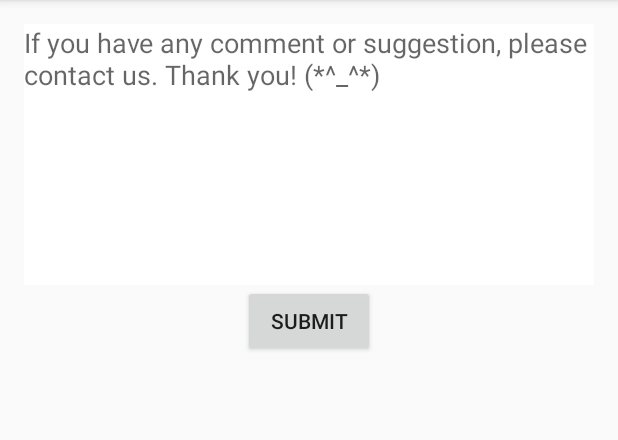
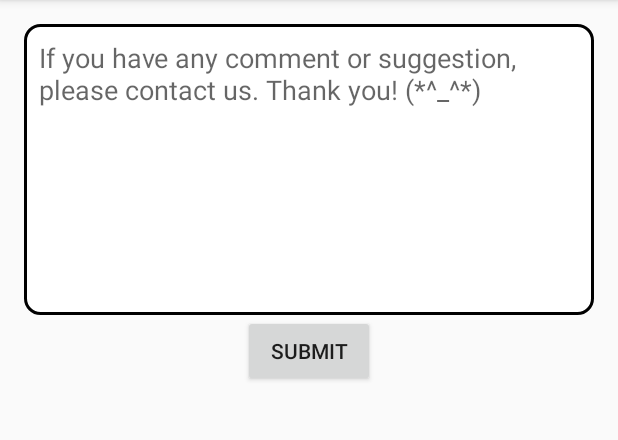
Before and after one commit to yanghwai/Keywords-Alert-Android, an Android app: the screen it shows after launch (FeedbackActivity), after a tap on an icon or button, on a phone screen of 412 x 824 dp, the part 84-524 px from its top. Run offline under Robolectric (Android 15) with nearby library versions, the phone set to English and light mode, and no system bars.

```diff
--- a/app/src/main/java/com/example/justforfun/keywordsalert/MainActivity.java
+++ b/app/src/main/java/com/example/justforfun/keywordsalert/MainActivity.java
@@ -1,11 +1,13 @@
 package com.example.justforfun.keywordsalert;
 
 
-import android.app.NotificationManager;
+import android.content.ComponentName;
+import android.content.Context;
 import android.content.DialogInterface;
 import android.content.Intent;
+import android.content.ServiceConnection;
 import android.os.Bundle;
-import android.os.Parcelable;
+import android.os.IBinder;
 import android.support.design.widget.FloatingActionButton;
 import android.support.v7.app.AppCompatActivity;
 import android.util.Log;
@@ -31,14 +33,22 @@ public class MainActivity extends AppCompatActivity {
 
     private ArrayList<TextView> keywordsView;
     private ArrayList<TextView> websitesView;
-    private HashSet<String> keywords;
-    private HashSet<String> websites;
-    private String email;
-    private int checkInteval;
+    public HashSet<String> keywords;
+    public HashSet<String> websites;
+    public String email;
+    public static int checkInteval;
     private EditText emailText;
-    private boolean notByEmail, notByNot;
+    public boolean notByEmail, notByNot;
     ArrayList<Result> res;
     public int newResNum;
+    private MyService myService;
+    private ServiceConnection serviceConnection;
+    private OnTimerServiceListener onTimerServiceListener = new OnTimerServiceListener() {
+        @Override
+        public void getData() {
+            new Thread(runnable).start();
+        }
+    };
 
     @Override
     protected void onCreate(Bundle savedInstanceState) {
@@ -213,7 +223,22 @@ public class MainActivity extends AppCompatActivity {
                 else {
                     Toast.makeText(MainActivity.this,getString(R.string.start_search),Toast.LENGTH_LONG).show();
                     res = new ArrayList<>();
-                    parseAndGetRes();
+                    //res.add(new Result("Optical Fiber Communication (OFC)","https://www.osapublishing.org/conference.cfm?meetingid=5"));
+                    //parseAndGetData();
+                    serviceConnection = new ServiceConnection() {
+                        @Override
+                        public void onServiceConnected(ComponentName name, IBinder service) {
+                            myService = ((MyService.TimerBinder) service).getService();
+                            myService.setOnTimerServiceListener(onTimerServiceListener);
+                        }
+
+                        @Override
+                        public void onServiceDisconnected(ComponentName name) {
+
+                        }
+                    };
+
+                    bindService(new Intent(MainActivity.this,MyService.class),serviceConnection, Context.BIND_AUTO_CREATE);
                 }
             }
         });
@@ -239,8 +264,9 @@ public class MainActivity extends AppCompatActivity {
             }
         });
     }
-    private void parseAndGetRes(){
-        new Thread(runnable).start();
+
+    public static int getCheckInteval(){
+        return checkInteval;
     }
 
     private Runnable runnable = new Runnable() {
@@ -271,8 +297,19 @@ public class MainActivity extends AppCompatActivity {
             }
         }
     };
+    /*private void parseAndGetData(){
+        new Thread(runnable).start();
+    }*/
     private boolean isValidEmail(String emailAddr) {
         final String emailPattern="^[_A-Za-z0-9-+]+(\\.[_A-Za-z0-9-]+)*@"+ "[A-Za-z0-9-]+(\\.[A-Za-z0-9]+)*(\\.[A-Za-z]{2,})$";
         return Pattern.compile(emailPattern).matcher(emailAddr).matches();
     }
+
+    @Override
+    public void onDestroy(){
+        super.onDestroy();
+        if(serviceConnection!=null)
+            unbindService(serviceConnection);
+        myService = null;
+    }
 }
--- /dev/null
+++ b/app/src/main/java/com/example/justforfun/keywordsalert/OnTimerServiceListener.java
@@ -0,0 +1,5 @@
+package com.example.justforfun.keywordsalert;
+
+public interface OnTimerServiceListener {
+    void getData();
+}
--- a/app/src/main/java/com/example/justforfun/keywordsalert/WebsiteSearchUtil.java
+++ b/app/src/main/java/com/example/justforfun/keywordsalert/WebsiteSearchUtil.java
@@ -1,4 +1,6 @@
 package com.example.justforfun.keywordsalert;
+
+import android.util.Log;
 
 import com.example.justforfun.keywordsalert.models.Result;
 
@@ -37,6 +39,7 @@ public class WebsiteSearchUtil {
 
     public int updateResults(ArrayList<Result> oldResList,Set<String> keywords, Set<String> websites){
         ArrayList<Result> newResList = checkWebsites(keywords,websites);
+        Log.e("qiao","search and compare");
         int newNum = 0;
         for(Result res:newResList){
             if(!oldResList.contains(res)){
--- a/app/src/main/java/com/example/justforfun/keywordsalert/models/Result.java
+++ b/app/src/main/java/com/example/justforfun/keywordsalert/models/Result.java
@@ -46,7 +46,7 @@ public class Result implements Parcelable{
         if(!(obj instanceof Result)){
             return false;
         }else{
-            return ((Result) obj).webLink == this.webLink && ((Result) obj).title == this.title;
+            return ((Result) obj).webLink.equals( this.webLink) && ((Result) obj).title.equals(this.title);
         }
     }
 
--- /dev/null
+++ b/app/src/main/res/drawable/feedbackedit.xml
@@ -0,0 +1,17 @@
+<?xml version="1.0" encoding="utf-8"?>
+<shape xmlns:android="http://schemas.android.com/apk/res/android">
+    <stroke android:width="2dp" android:color="#000"></stroke>
+    <corners
+        android:bottomLeftRadius="10dp"
+        android:bottomRightRadius="10dp"
+        android:topLeftRadius="10dp"
+        android:topRightRadius="10dp">
+    </corners>
+    <solid
+        android:color="#fff"></solid>
+    <padding
+        android:left="10dp"
+        android:right="10dp"
+        android:top="10dp"
+        android:bottom="10dp"></padding>
+</shape>
--- a/app/src/main/res/layout/activity_feedback.xml
+++ b/app/src/main/res/layout/activity_feedback.xml
@@ -14,7 +14,7 @@
         android:layout_height="wrap_content"
         android:minLines="8"
         android:gravity="top"
-        android:background="#fff"/>
+        android:background="@drawable/feedbackedit"/>
     <Button
         android:id="@+id/submit_feedback"
         android:layout_width="wrap_content"
--- a/app/src/main/res/layout/activity_main.xml
+++ b/app/src/main/res/layout/activity_main.xml
@@ -142,7 +142,7 @@
 
                 <CheckBox
                     android:id="@+id/check_Notification"
-                    android:layout_width="21dp"
+                    android:layout_width="24dp"
                     android:layout_height="24dp" />
 
             </LinearLayout>
```
Also changed, not shown: app/src/main/AndroidManifest.xml (+7 -3 lines), app/src/main/java/com/example/justforfun/keywordsalert/FeedbackActivity.java (+14 -8 lines), app/src/main/java/com/example/justforfun/keywordsalert/MyService.java (added, +66 -0 lines).
